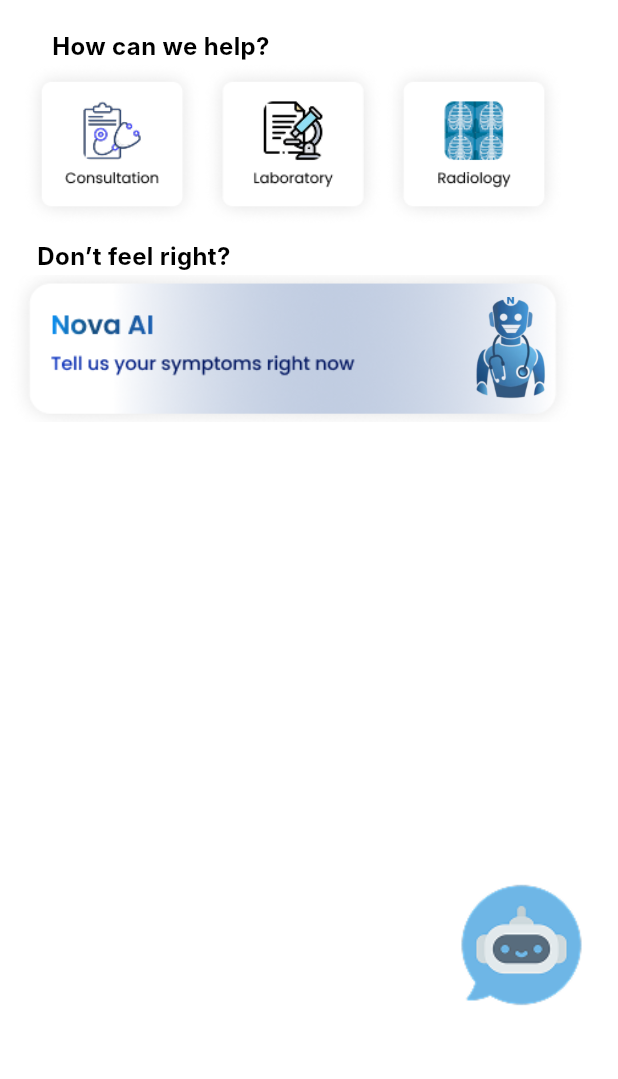
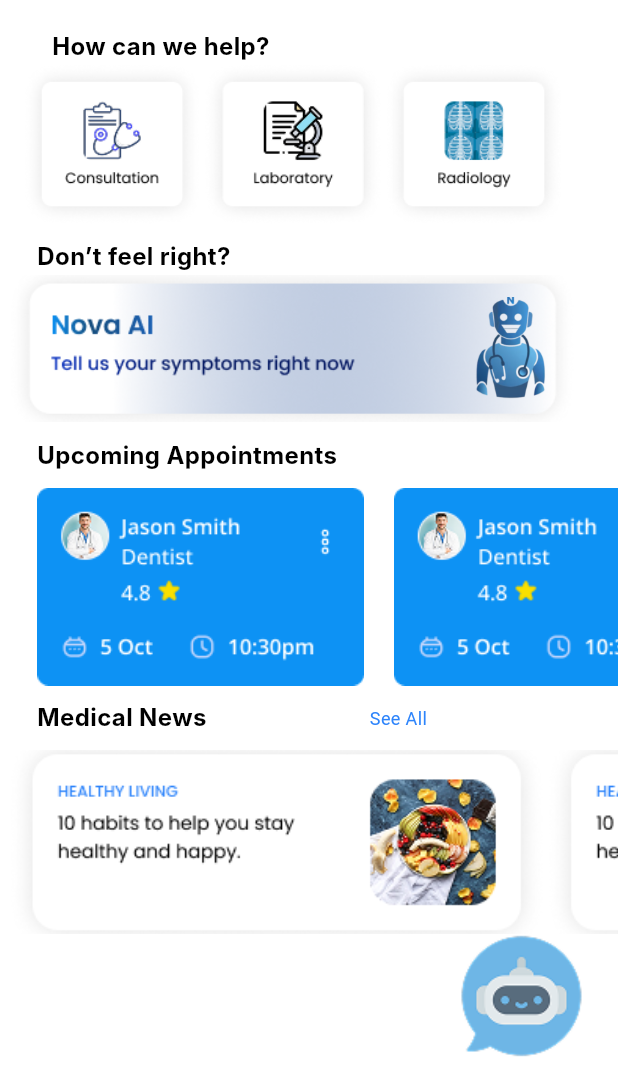
Before and after one commit to Omarelbarody/NovaHealth, a Flutter app: the HomeContent widget shown alone on an empty page, opened directly, on a phone screen of 412 x 824 dp, the part 157-1236 px from its top. Run offline on Flutter 3.47's test engine with Material 3 defaults, Android fonts, the phone set to English and light mode, and no system bars; our stand-ins replace dots_indicator, get, shared_preferences; accounts and stored records are empty; Roboto replaces fonts that are missing (Inter, Poppins).

Commit message:
add upcoming Appointment & Medical News

```diff
--- a/lib/features/HomePage/presentation/widgets/home_page_body.dart
+++ b/lib/features/HomePage/presentation/widgets/home_page_body.dart
@@ -1,5 +1,6 @@
 import 'package:NovaHealth/core/utils/size_config.dart';
 import 'package:NovaHealth/core/widgets/space_widget.dart';
+import 'package:NovaHealth/features/Auth/presentation/pages/sign%20up/widgets/sign_up_view.dart';
 import 'package:NovaHealth/features/Consultaion/presentation/widgets/department_page_view.dart';
 import 'package:flutter/material.dart';
 import 'package:get/get.dart';
@@ -179,7 +180,123 @@ class HomeContent extends StatelessWidget {
                 )
               ],
             ),
-            VerticallSpace(31),
+            //****************************************Upcoming Appointments***************************************** */
+            VerticallSpace(1),
+                    Row(
+              children: [
+                HorizintalSpace(2),
+                const Text('Upcoming Appointments',
+                    style: TextStyle(
+                      fontFamily: 'Inter',
+                      fontSize: 16,
+                      fontWeight: FontWeight.bold,
+                      color: Colors.black,
+                    )),
+              ],
+            ),
+              VerticallSpace(1),
+          //****************************************Appointment1 Image***************************************** */
+              SingleChildScrollView(
+          scrollDirection: Axis.horizontal,
+          child: Row(
+            children: [
+              HorizintalSpace(2),
+              InkWell(
+                onTap: () {},
+                child: Ink.image(
+                  image: AssetImage('assets/images/Appointment1.png'),
+                  height: 132,
+                  width: 218,
+                  fit: BoxFit.cover,
+                ),
+              ),
+              HorizintalSpace(2),
+          InkWell(
+                onTap: () {},
+                child: Ink.image(
+                  image: AssetImage('assets/images/Appointment1.png'),
+                  height: 132,
+                  width: 218,
+                  fit: BoxFit.cover,
+                ),
+              ),
+              HorizintalSpace(2),
+            ],
+          ),
+        ),
+          VerticallSpace(1),
+            //****************************************Medical News******************************************************* */
+
+                    Row(
+              children: [
+                HorizintalSpace(2),
+                const Text('Medical News',
+                    style: TextStyle(
+                      fontFamily: 'Inter',
+                      fontSize: 16,
+                      fontWeight: FontWeight.bold,
+                      color: Colors.black,
+                    )),
+                    HorizintalSpace(11),
+            //****************************************See All******************************************************* */
+                  GestureDetector(
+                    onTap: () {
+                      Get.to(() => SignUpView(),///////////////////عدل هناااااااا
+                          transition: Transition.rightToLeft,
+                          duration: Duration(milliseconds: 150));
+                    },
+                    child: Text(
+                      'See All',
+                      style: TextStyle(
+                        fontFamily: 'Poppins',
+                        fontSize: 12,
+                        fontWeight: FontWeight.w400,
+                        color: Color.fromARGB(255, 45, 132, 251),
+                      ),
+                    ),
+                  ),
+              ],
+            ),
+            VerticallSpace(1),
+              SingleChildScrollView(
+          scrollDirection: Axis.horizontal,
+          child: Row(
+            children: [
+              //HorizintalSpace(2),
+              InkWell(
+                onTap: () {},
+                child: Ink.image(
+                  image: AssetImage('assets/images/news1.png'),
+                  height: 123,
+                  width: 359,
+                  fit: BoxFit.cover,
+                ),
+              ),
+              //HorizintalSpace(1),
+              InkWell(
+                onTap: () {},
+                child: Ink.image(
+                  image: AssetImage('assets/images/news1.png'),
+                  height: 123,
+                  width: 359,
+                  fit: BoxFit.cover,
+                ),
+              ),
+              //HorizintalSpace(1),
+              InkWell(
+                onTap: () {},
+                child: Ink.image(
+                  image: AssetImage('assets/images/news1.png'),
+                height: 123,
+                width: 359,
+                  fit: BoxFit.cover,
+                ),
+              ),
+              //HorizintalSpace(1),
+            ],
+          ),
+        ),
+          //  VerticallSpace(12),
             //****************************************Ai bot******************************************************* */
             Row(
               children: [
```
Also changed, not shown: assets/images/Appointment1.png (added), assets/images/Appointment2.png (added), assets/images/news1.png (added).
